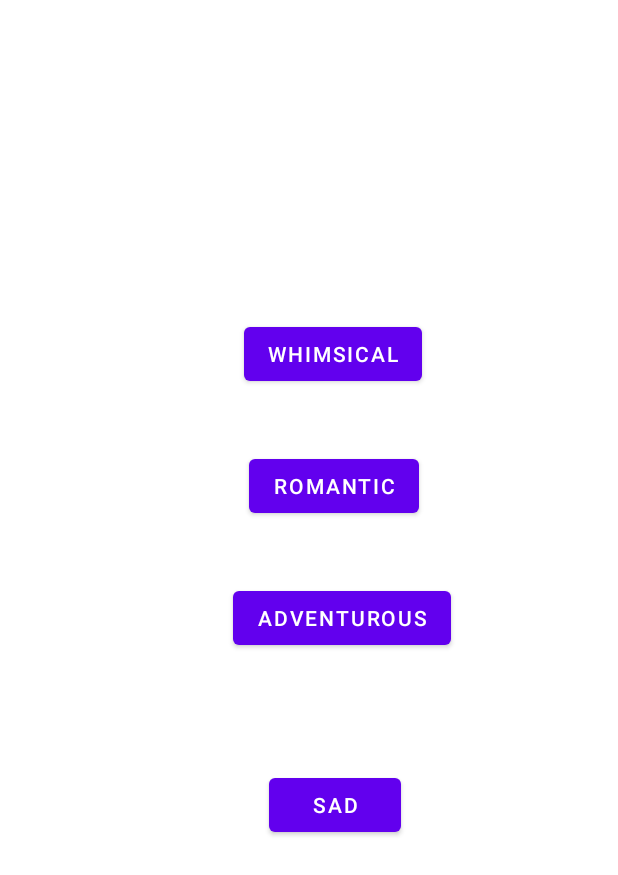
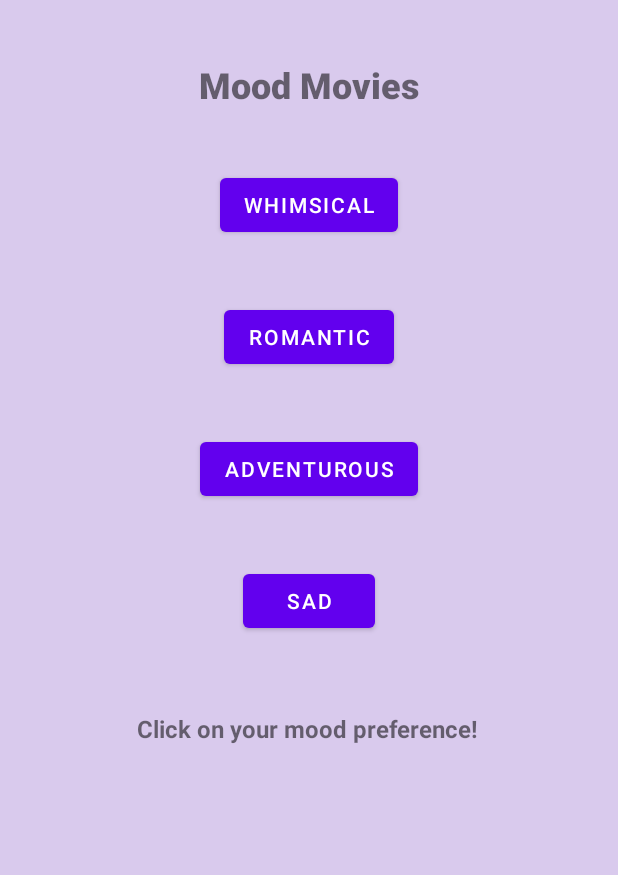
Before and after one commit to aishvelu/MoodApp, an Android app: the layout activity_main.xml on its own in the app's theme, with its tools: preview values and no code run, on a phone screen of 412 x 824 dp. Shown: the top 875 px of the screen. Run offline under Robolectric (Android 15) with nearby library versions, the phone set to English and light mode, and no system bars.

Commit message:
final changes

```diff
--- a/app/build.gradle
+++ b/app/build.gradle
@@ -5,11 +5,11 @@ plugins {
 }
 
 android {
-    namespace 'com.example.lec6demo'
+    namespace 'com.example.moodapp'
     compileSdk 32
 
     defaultConfig {
-        applicationId "com.example.lec6demo"
+        applicationId "com.example.moodapp"
         minSdk 30
         targetSdk 32
         versionCode 1
--- a/app/src/main/java/com/example/moodapp/DisplayMovieActivity.kt
+++ b/app/src/main/java/com/example/moodapp/DisplayMovieActivity.kt
@@ -7,7 +7,7 @@ import android.widget.EditText
 import android.widget.ImageView
 import android.widget.TextView
 import com.bumptech.glide.Glide
-import com.example.lec6demo.R
+import com.example.moodapp.R
 
 class DisplayMovieActivity : AppCompatActivity() {
     override fun onCreate(savedInstanceState: Bundle?) {
--- a/app/src/main/java/com/example/moodapp/MainActivity.kt
+++ b/app/src/main/java/com/example/moodapp/MainActivity.kt
@@ -5,7 +5,7 @@ import androidx.appcompat.app.AppCompatActivity
 import android.os.Bundle
 import android.widget.Button
 import androidx.activity.result.contract.ActivityResultContracts
-import com.example.lec6demo.R
+import com.example.moodapp.R
 
 class MainActivity : AppCompatActivity() {
     override fun onCreate(savedInstanceState: Bundle?) {
--- a/app/src/main/java/com/example/moodapp/MovieOptions.kt
+++ b/app/src/main/java/com/example/moodapp/MovieOptions.kt
@@ -5,7 +5,6 @@ import android.os.Bundle
 import androidx.activity.result.contract.ActivityResultContracts
 import androidx.recyclerview.widget.LinearLayoutManager
 import androidx.recyclerview.widget.RecyclerView
-import com.example.lec6demo.R
 
 class MovieOptions : AppCompatActivity() {
     override fun onCreate(savedInstanceState: Bundle?) {
@@ -28,6 +27,7 @@ class MovieOptions : AppCompatActivity() {
                 mood = currMood
             }
         }
+        //MovieRepository.clearMovie()
         val adapter = MyMovieAdapter(MovieRepository.movieList, this, intentLauncher2)
         val recyclerView: RecyclerView = findViewById(R.id.recycler)
         recyclerView.layoutManager = LinearLayoutManager(this)
--- a/app/src/main/java/com/example/moodapp/MovieRepository.kt
+++ b/app/src/main/java/com/example/moodapp/MovieRepository.kt
@@ -1,9 +1,12 @@
 package com.example.moodapp
 
 object MovieRepository{
-    var movieList: MutableList<Movie> = mutableListOf()
+    var movieList: MutableList<Movie> = mutableListOf(Movie(name = "Coco", genre = "children", cover = "https://media.newyorker.com/photos/5b23d8ad0a4f5b3d66492b14/16:9/w_1951,h_1097,c_limit/Tolentino-Coco.jpg" ))
     fun addMovie(movie: Movie, adapter: MyMovieAdapter){
         movieList.add(movie)
         adapter.notifyItemInserted(movieList.size-1)
     }
+    fun clearMovie(){
+        movieList.clear()
+    }
 }
--- a/app/src/main/java/com/example/moodapp/MyMovieAdapter.kt
+++ b/app/src/main/java/com/example/moodapp/MyMovieAdapter.kt
@@ -12,7 +12,6 @@ import androidx.appcompat.content.res.AppCompatResources.getDrawable
 import androidx.cardview.widget.CardView
 import androidx.recyclerview.widget.RecyclerView
 import com.bumptech.glide.Glide
-import com.example.lec6demo.R
 
 class MyMovieAdapter(
     val movieList : List<Movie>,
--- a/app/src/main/res/layout/activity_main.xml
+++ b/app/src/main/res/layout/activity_main.xml
@@ -4,56 +4,70 @@
     xmlns:tools="http://schemas.android.com/tools"
     android:layout_width="match_parent"
     android:layout_height="match_parent"
+    android:background="@color/lilac"
     tools:context=".MainActivity">
 
     <Button
         android:id="@+id/whimsical"
         android:layout_width="wrap_content"
         android:layout_height="wrap_content"
-        android:layout_marginStart="161dp"
-        android:layout_marginTop="212dp"
-        android:layout_marginEnd="130dp"
+        android:layout_marginTop="40dp"
         android:text="Whimsical"
-        app:layout_constraintEnd_toEndOf="parent"
-        app:layout_constraintStart_toStartOf="parent"
-        app:layout_constraintTop_toTopOf="parent" />
+        app:layout_constraintEnd_toEndOf="@+id/textView2"
+        app:layout_constraintStart_toStartOf="@+id/textView2"
+        app:layout_constraintTop_toBottomOf="@+id/textView2" />
 
     <Button
         android:id="@+id/romantic"
         android:layout_width="wrap_content"
         android:layout_height="wrap_content"
-        android:layout_marginStart="175dp"
         android:layout_marginTop="40dp"
-        android:layout_marginEnd="142dp"
         android:text="Romantic"
-        app:layout_constraintEnd_toEndOf="parent"
-        app:layout_constraintStart_toStartOf="parent"
+        app:layout_constraintEnd_toEndOf="@+id/textView2"
+        app:layout_constraintStart_toStartOf="@+id/textView2"
         app:layout_constraintTop_toBottomOf="@+id/whimsical" />
 
     <Button
         android:id="@+id/adventurous"
         android:layout_width="wrap_content"
         android:layout_height="wrap_content"
-        android:layout_marginStart="155dp"
         android:layout_marginTop="40dp"
-        android:layout_marginEnd="88dp"
         android:text="Adventurous"
-        app:layout_constraintEnd_toEndOf="parent"
-        app:layout_constraintHorizontal_bias="0.0"
-        app:layout_constraintStart_toStartOf="parent"
+        app:layout_constraintEnd_toEndOf="@+id/textView2"
+        app:layout_constraintStart_toStartOf="@+id/textView2"
         app:layout_constraintTop_toBottomOf="@+id/romantic" />
 
     <Button
         android:id="@+id/sad"
         android:layout_width="wrap_content"
         android:layout_height="wrap_content"
-        android:layout_marginStart="176dp"
-        android:layout_marginTop="30dp"
-        android:layout_marginEnd="141dp"
-        android:layout_marginBottom="217dp"
+        android:layout_marginTop="40dp"
         android:text="Sad"
-        app:layout_constraintBottom_toBottomOf="parent"
+        app:layout_constraintEnd_toEndOf="@+id/textView2"
+        app:layout_constraintStart_toStartOf="@+id/textView2"
+        app:layout_constraintTop_toBottomOf="@+id/adventurous" />
+
+    <TextView
+        android:id="@+id/textView"
+        android:layout_width="230dp"
+        android:layout_height="50dp"
+        android:layout_marginTop="50dp"
+        android:text="@string/select"
+        android:textSize="16sp"
+        android:textStyle="bold"
+        app:layout_constraintEnd_toEndOf="@+id/textView2"
+        app:layout_constraintStart_toStartOf="@+id/textView2"
+        app:layout_constraintTop_toBottomOf="@+id/sad" />
+
+    <TextView
+        android:id="@+id/textView2"
+        android:layout_width="wrap_content"
+        android:layout_height="wrap_content"
+        android:layout_marginTop="40dp"
+        android:fontFamily="sans-serif-black"
+        android:text="Mood Movies"
+        android:textSize="24sp"
         app:layout_constraintEnd_toEndOf="parent"
         app:layout_constraintStart_toStartOf="parent"
-        app:layout_constraintTop_toBottomOf="@+id/adventurous" />
+        app:layout_constraintTop_toTopOf="parent" />
 </androidx.constraintlayout.widget.ConstraintLayout>
--- a/app/src/main/res/layout/movie_cell.xml
+++ b/app/src/main/res/layout/movie_cell.xml
@@ -11,7 +11,7 @@
         android:layout_width="match_parent"
         android:layout_height="wrap_content"
         android:maxHeight="120dp"
-        app:cardBackgroundColor="#DD8DF8F4"
+        app:cardBackgroundColor="@color/blueball"
         app:cardCornerRadius="0dp"
         app:cardElevation="0dp"
         app:cardMaxElevation="0dp"
--- a/app/src/main/res/values/colors.xml
+++ b/app/src/main/res/values/colors.xml
@@ -7,4 +7,7 @@
     <color name="teal_700">#FF018786</color>
     <color name="black">#FF000000</color>
     <color name="white">#FFFFFFFF</color>
+    <color name="lilac">#D9CAED</color>
+    <color name="darkpurple">#6D72C3</color>
+    <color name="blueball">#A8AADF</color>
 </resources>
--- a/app/src/main/res/values/strings.xml
+++ b/app/src/main/res/values/strings.xml
@@ -1,3 +1,4 @@
 <resources>
     <string name="app_name">MoodApp</string>
+    <string name="select">Click on your mood preference!</string>
 </resources>
```
Also changed, not shown: app/src/main/AndroidManifest.xml (+3 -7 lines), app/src/main/res/layout/activity_display_movie.xml (+12 -18 lines).
